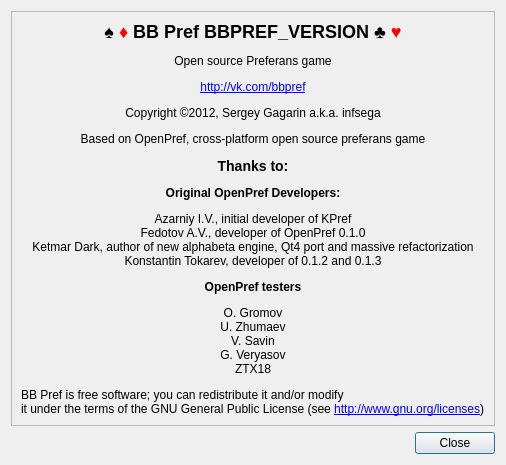
Before: the Qt Designer form src/view/aboutdialog.ui in infsega/bbpref, drawn with Qt 5.
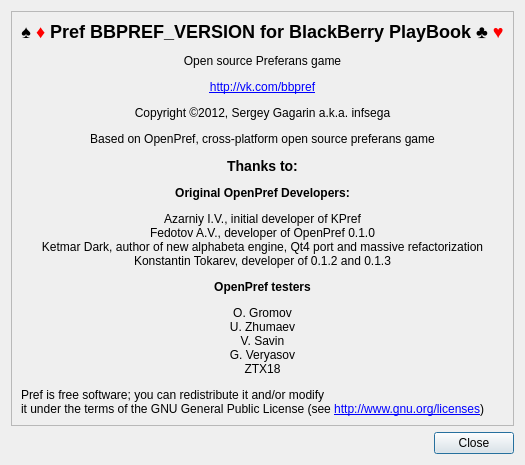
After: the same form once the commit is applied.

```diff
--- a/src/view/aboutdialog.ui
+++ b/src/view/aboutdialog.ui
@@ -26,7 +26,7 @@
       <item>
        <widget class="QLabel" name="titleLabel">
         <property name="text">
-         <string>&lt;html&gt;&lt;head/&gt;&lt;body&gt;&lt;p align=&quot;center&quot;&gt;&lt;span style=&quot; font-size:x-large; font-weight:600;&quot;&gt;♠ &lt;/span&gt;&lt;span style=&quot; font-size:x-large; font-weight:600; color:#ff0000;&quot;&gt;♦&lt;/span&gt;&lt;span style=&quot; font-size:x-large; font-weight:600;&quot;&gt; BB Pref BBPREF_VERSION ♣ &lt;/span&gt;&lt;span style=&quot; font-size:x-large; font-weight:600; color:#ff0000;&quot;&gt;♥&lt;/span&gt;&lt;/p&gt;&lt;p align=&quot;center&quot;&gt;Open source Preferans game&lt;/p&gt;&lt;p align=&quot;center&quot;&gt;&lt;a href=&quot;http://vk.com/bbpref&quot;&gt;&lt;span style=&quot; text-decoration: underline; color:#0000ff;&quot;&gt;http://vk.com/bbpref&lt;/span&gt;&lt;/a&gt;&lt;/p&gt;&lt;p align=&quot;center&quot;&gt;Copyright ©2012, Sergey Gagarin a.k.a. infsega&lt;/p&gt;&lt;p align=&quot;center&quot;&gt;Based on OpenPref, cross-platform open source preferans game&lt;/p&gt;&lt;p align=&quot;center&quot;&gt;&lt;span style=&quot; font-size:large; font-weight:600;&quot;&gt;Thanks to:&lt;/span&gt;&lt;/p&gt;&lt;p align=&quot;center&quot;&gt;&lt;span style=&quot; font-size:medium; font-weight:600;&quot;&gt;Original OpenPref Developers:&lt;/span&gt;&lt;/p&gt;&lt;p align=&quot;center&quot;&gt;Azarniy I.V., initial developer of KPref&lt;br/&gt;Fedotov A.V., developer of OpenPref 0.1.0&lt;br/&gt;Ketmar Dark, author of new alphabeta engine, Qt4 port and massive refactorization&lt;br/&gt;Konstantin Tokarev, developer of 0.1.2 and 0.1.3&lt;/p&gt;&lt;p align=&quot;center&quot;&gt;&lt;span style=&quot; font-size:medium; font-weight:600;&quot;&gt;OpenPref testers&lt;/span&gt;&lt;/p&gt;&lt;p align=&quot;center&quot;&gt;O. Gromov&lt;br/&gt;U. Zhumaev&lt;br/&gt;V. Savin&lt;br/&gt;G. Veryasov&lt;br/&gt;ZTX18&lt;/p&gt;&lt;p&gt;BB Pref is free software; you can redistribute it and/or modify&lt;br/&gt;it under the terms of the GNU General Public License (see &lt;a href=&quot;http://www.gnu.org/licenses&quot;&gt;&lt;span style=&quot; text-decoration: underline; color:#0000ff;&quot;&gt;http://www.gnu.org/licenses&lt;/span&gt;&lt;/a&gt;)&lt;/p&gt;&lt;/body&gt;&lt;/html&gt;</string>
+         <string>&lt;html&gt;&lt;head/&gt;&lt;body&gt;&lt;p align=&quot;center&quot;&gt;&lt;span style=&quot; font-size:x-large; font-weight:600;&quot;&gt;♠ &lt;/span&gt;&lt;span style=&quot; font-size:x-large; font-weight:600; color:#ff0000;&quot;&gt;♦&lt;/span&gt;&lt;span style=&quot; font-size:x-large; font-weight:600;&quot;&gt; Pref BBPREF_VERSION for BlackBerry PlayBook ♣ &lt;/span&gt;&lt;span style=&quot; font-size:x-large; font-weight:600; color:#ff0000;&quot;&gt;♥&lt;/span&gt;&lt;/p&gt;&lt;p align=&quot;center&quot;&gt;Open source Preferans game&lt;/p&gt;&lt;p align=&quot;center&quot;&gt;&lt;a href=&quot;http://vk.com/bbpref&quot;&gt;&lt;span style=&quot; text-decoration: underline; color:#0000ff;&quot;&gt;http://vk.com/bbpref&lt;/span&gt;&lt;/a&gt;&lt;/p&gt;&lt;p align=&quot;center&quot;&gt;Copyright ©2012, Sergey Gagarin a.k.a. infsega&lt;/p&gt;&lt;p align=&quot;center&quot;&gt;Based on OpenPref, cross-platform open source preferans game&lt;/p&gt;&lt;p align=&quot;center&quot;&gt;&lt;span style=&quot; font-size:large; font-weight:600;&quot;&gt;Thanks to:&lt;/span&gt;&lt;/p&gt;&lt;p align=&quot;center&quot;&gt;&lt;span style=&quot; font-size:medium; font-weight:600;&quot;&gt;Original OpenPref Developers:&lt;/span&gt;&lt;/p&gt;&lt;p align=&quot;center&quot;&gt;Azarniy I.V., initial developer of KPref&lt;br/&gt;Fedotov A.V., developer of OpenPref 0.1.0&lt;br/&gt;Ketmar Dark, author of new alphabeta engine, Qt4 port and massive refactorization&lt;br/&gt;Konstantin Tokarev, developer of 0.1.2 and 0.1.3&lt;/p&gt;&lt;p align=&quot;center&quot;&gt;&lt;span style=&quot; font-size:medium; font-weight:600;&quot;&gt;OpenPref testers&lt;/span&gt;&lt;/p&gt;&lt;p align=&quot;center&quot;&gt;O. Gromov&lt;br/&gt;U. Zhumaev&lt;br/&gt;V. Savin&lt;br/&gt;G. Veryasov&lt;br/&gt;ZTX18&lt;/p&gt;&lt;p&gt;Pref is free software; you can redistribute it and/or modify&lt;br/&gt;it under the terms of the GNU General Public License (see &lt;a href=&quot;http://www.gnu.org/licenses&quot;&gt;&lt;span style=&quot; text-decoration: underline; color:#0000ff;&quot;&gt;http://www.gnu.org/licenses&lt;/span&gt;&lt;/a&gt;)&lt;/p&gt;&lt;/body&gt;&lt;/html&gt;</string>
         </property>
        </widget>
       </item>
```
